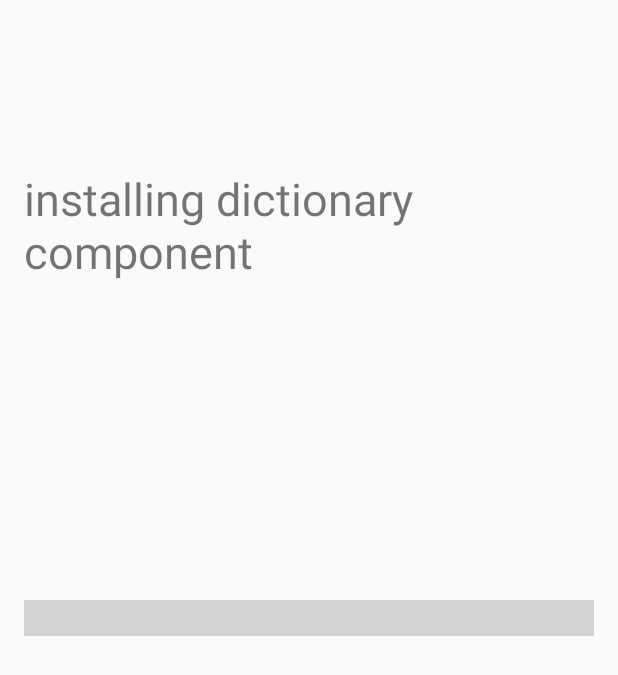
After one commit to yongqi-chao/Treasure-Collector, an Android app: the Installation_Activity screen opened directly, with no data from a screen before it, on a phone screen of 412 x 824 dp. The commit adds this screen. Shown: the top 675 px of the screen. Run offline under Robolectric (Android 15) with nearby library versions, the phone set to English and light mode, and no system bars.

Commit message:
add installation activity before main activity

```diff
--- /dev/null
+++ b/app/src/main/java/edu/neu/madcourse/yongqichao/Installation_Activity.java
@@ -0,0 +1,174 @@
+package edu.neu.madcourse.yongqichao;
+
+import android.app.Activity;
+import android.content.Context;
+import android.content.Intent;
+import android.os.SystemClock;
+import android.support.v7.app.AppCompatActivity;
+import android.os.Bundle;
+import android.os.Handler;
+import android.view.View;
+import android.widget.Button;
+import android.widget.ProgressBar;
+import android.widget.TextView;
+
+import com.google.gson.Gson;
+
+import java.io.File;
+import java.io.FileOutputStream;
+import java.io.IOException;
+import java.io.ObjectOutputStream;
+import java.util.HashMap;
+import java.util.Map;
+import java.util.Scanner;
+
+import static java.lang.System.out;
+
+public class Installation_Activity extends Activity {
+    private static final int PROGRESS = 0x1;
+
+    TextView installText;
+    public char firstletter;
+    public String ss;
+    public Scanner text;
+    public Map<String,String> newHash= new HashMap<>();
+
+    public File file;// = new File("Attempt1");
+    public FileOutputStream output = null;
+
+    private ProgressBar progressBar;
+    private int mProgressStatus = 0;
+
+    private Handler mHandler = new Handler();
+
+    @Override
+    protected void onCreate(Bundle savedInstanceState) {
+        super.onCreate(savedInstanceState);
+        setContentView(R.layout.activity_installation);
+        setTitle("Installation App");
+
+        installText = (TextView) findViewById(R.id.installText);
+        installText.setText("installing dictionary component");
+
+
+        text = new Scanner(getResources().openRawResource(R.raw.wordlist));
+
+        progressBar = (ProgressBar) findViewById(R.id.progressBar);
+        progressBar.setMax(500000);
+        progressBar.setScaleY(6f);
+
+
+        new Thread(new Runnable() {
+            @Override
+            public void run() {
+//                while (text.hasNext()){
+//                    mProgressStatus += 1;
+//                    ss = text.next();
+//                    firstletter = ss.charAt(0);
+//                    newHash.put(ss,ss);
+////
+////                    if(firstletter == 'a' || firstletter == 'z'
+////                                          || firstletter == 'x'){
+////                        System.out.println("installl this QQQQQQWERTYUI" + mProgressStatus);
+////
+////                    }
+//
+//                    mHandler.post(new Runnable() {
+//                        @Override
+//                        public void run() {
+//
+//                            progressBar.setProgress(mProgressStatus);
+//                            installText.setText("installing dictionary component:" + mProgressStatus/5000 + "%");
+//                        }
+//                    });
+//                }
+//
+//                text.close();
+//
+//                //finishSaveData(newHash);
+//                ///////////////////////////////////////////////////////////////////////////////
+////                System.out.println("finish this hash table");
+////                String fileName = "MyFile";
+////                Gson gson= new Gson();
+////                System.out.println(newHash.size());
+////                String json=gson.toJson(newHash);
+////                String content = json;
+////                System.out.println(json.length());
+////                //chang du 7------   jian shao   hashmap string de chang du???
+////
+////                try {
+////                    // file = File.createTempFile("MyCache", null, getCacheDir());
+////                    //file = new File(getCacheDir(), "Attampt1");
+////                    System.out.println("qazqazqazqazqazqazqazqazzqazqazqazqzazqazqazqzzqazzqaswwsxsxsddcdcrccrdcdrdccdrcdrcdrcdrcrdcdrcdrcdrcdrcdrcdrcdrcrdcrddcrrdccrd");
+////                    output = openFileOutput("Attempt1", Context.MODE_PRIVATE);
+////                    //output = new FileOutputStream(file);//, Context.MODE_PRIVATE);
+////                    output.write(content.getBytes());
+////                    output.close();
+////                } catch (IOException e) {
+////                    e.printStackTrace();
+////                }
+//                ///////////////////////////////////////////////////////////////////////////////
+//                if(output == null) {
+//            try {
+//                output = openFileOutput("axz", Context.MODE_PRIVATE);
+//                ObjectOutputStream objectOutputStream = new ObjectOutputStream(output);
+//                objectOutputStream.writeObject(newHash);
+//                objectOutputStream.close();
+//            } catch (Exception e) {
+//                e.printStackTrace();
+//            }
+//        }
+                Intent main = new Intent(Installation_Activity.this, MainActivity.class);
+                startActivity(main);
+            }
+        }).start();
+
+
+
+
+//        try {
+//            while (text.hasNext()){ //for (int aint = 0; aint< 100; aint++){// (s.hasNext()) {
+//                ss = text.next();
+//                firstletter = ss.charAt(0);
+//                if(firstletter == 'a'){
+//                    newHash.put(ss,ss);}
+//
+//            }
+//            Intent main = new Intent(Installation_Activity.this, MainActivity.class);
+//            startActivity(main);
+//
+//        } catch (Exception e) {
+//            out.println("I caught: " + e);
+//        }
+//
+//        text.close();
+    }
+
+    public void finishSaveData(Map newHash){
+        ///////////////////////////////////////////////////////////////////////////////
+        System.out.println("finish this hash table");
+        String fileName = "MyFile";
+        Gson gson= new Gson();
+        System.out.println(newHash.size());
+        String json=gson.toJson(newHash);
+        String content = json;
+        System.out.println(json.length());
+        //chang du 7------   qudiao   hashmap string de chang du???
+
+
+
+        File file;
+        FileOutputStream output;
+        try {
+            // file = File.createTempFile("MyCache", null, getCacheDir());
+            file = new File(getCacheDir(), "Attampt1");
+            output = new FileOutputStream(file);
+            output.write(content.getBytes());
+            output.close();
+        } catch (IOException e) {
+            e.printStackTrace();
+        }
+        ///////////////////////////////////////////////////////////////////////////////
+
+    }
+}
--- /dev/null
+++ b/app/src/main/res/layout/activity_installation.xml
@@ -0,0 +1,33 @@
+<?xml version="1.0" encoding="utf-8"?>
+<RelativeLayout xmlns:android="http://schemas.android.com/apk/res/android"
+    xmlns:tools="http://schemas.android.com/tools"
+    android:id="@+id/activity_installation"
+    android:layout_width="match_parent"
+    android:layout_height="match_parent"
+    android:paddingBottom="@dimen/activity_vertical_margin"
+    android:paddingLeft="@dimen/activity_horizontal_margin"
+    android:paddingRight="@dimen/activity_horizontal_margin"
+    android:paddingTop="@dimen/activity_vertical_margin"
+    tools:context="edu.neu.madcourse.yongqichao.Installation_Activity">
+
+    <ProgressBar
+        style="?android:attr/progressBarStyleHorizontal"
+        android:layout_width="match_parent"
+        android:id="@+id/progressBar"
+        android:layout_centerVertical="true"
+        android:layout_alignParentRight="true"
+        android:layout_alignParentEnd="true"
+        android:layout_alignParentLeft="true"
+        android:layout_alignParentStart="true"
+        android:layout_height="80dp" />
+
+    <TextView
+        android:text=""
+        android:layout_width="wrap_content"
+        android:layout_height="wrap_content"
+        android:textSize="30sp"
+        android:id="@+id/installText"
+        android:layout_alignParentTop="true"
+        android:layout_centerHorizontal="true"
+        android:layout_marginTop="96dp" />
+</RelativeLayout>
```
Also changed, not shown: app/src/main/AndroidManifest.xml (+9 -3 lines), app/src/main/java/edu/neu/madcourse/yongqichao/DictionaryActivity.java (+34 -32 lines), app/src/main/java/edu/neu/madcourse/yongqichao/MainActivity.java (+23 -24 lines).
